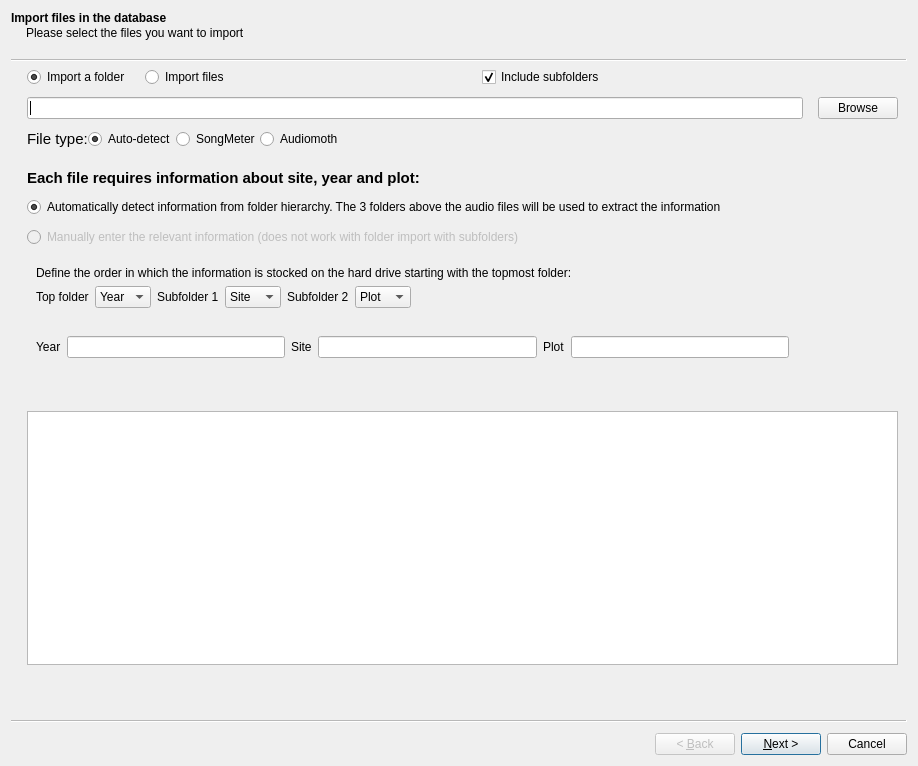
The window that src/gui/widgets/dbmanager/ui/fileimport.ui (Vin985/ecosongs) describes before a commit, drawn with Qt 5.
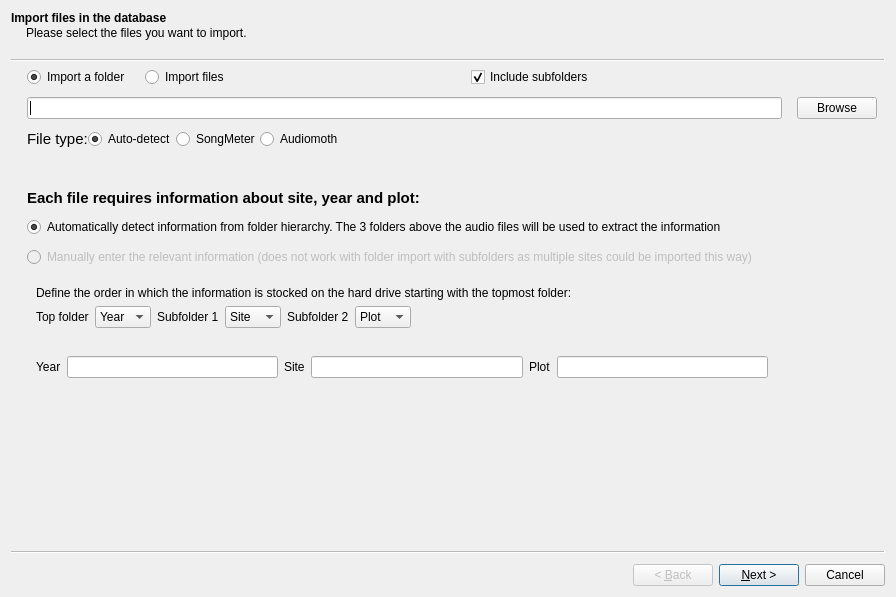
The same window after the commit.

Commit message: import wizard

The edit to the form file:
```diff
--- a/src/gui/widgets/dbmanager/ui/fileimport.ui
+++ b/src/gui/widgets/dbmanager/ui/fileimport.ui
@@ -6,8 +6,8 @@
    <rect>
     <x>0</x>
     <y>0</y>
-    <width>918</width>
-    <height>766</height>
+    <width>896</width>
+    <height>597</height>
    </rect>
   </property>
   <property name="windowTitle">
@@ -18,15 +18,15 @@
     <string>Import files in the database</string>
    </property>
    <property name="subTitle">
-    <string>Please select the files you want to import</string>
+    <string>Please select the files you want to import.</string>
    </property>
    <widget class="QWidget" name="layoutWidget">
     <property name="geometry">
      <rect>
       <x>0</x>
       <y>0</y>
-      <width>891</width>
-      <height>598</height>
+      <width>870</width>
+      <height>461</height>
      </rect>
     </property>
     <layout class="QGridLayout" name="gridLayout">
@@ -42,26 +42,10 @@
      <property name="verticalSpacing">
       <number>10</number>
      </property>
-     <item row="9" column="0" colspan="4">
-      <spacer name="verticalSpacer">
-       <property name="orientation">
-        <enum>Qt::Vertical</enum>
-       </property>
-       <property name="sizeType">
-        <enum>QSizePolicy::Fixed</enum>
-       </property>
-       <property name="sizeHint" stdset="0">
-        <size>
-         <width>20</width>
-         <height>10</height>
-        </size>
-       </property>
-      </spacer>
-     </item>
      <item row="1" column="0" colspan="3">
       <widget class="QLineEdit" name="input_src_path">
        <property name="sizePolicy">
-        <sizepolicy hsizetype="MinimumExpanding" vsizetype="Fixed">
+        <sizepolicy hsizetype="Preferred" vsizetype="Fixed">
          <horstretch>0</horstretch>
          <verstretch>0</verstretch>
         </sizepolicy>
@@ -93,9 +77,6 @@
        </attribute>
       </widget>
      </item>
-     <item row="11" column="0" colspan="4">
-      <widget class="QTextEdit" name="log_console"/>
-     </item>
      <item row="0" column="1">
       <widget class="QRadioButton" name="radio_file">
        <property name="sizePolicy">
@@ -134,29 +115,19 @@
        </property>
       </widget>
      </item>
-     <item row="0" column="2">
-      <widget class="QCheckBox" name="checkbox_subfolders">
-       <property name="sizePolicy">
-        <sizepolicy hsizetype="Minimum" vsizetype="Fixed">
-         <horstretch>0</horstretch>
-         <verstretch>0</verstretch>
-        </sizepolicy>
-       </property>
-       <property name="text">
-        <string>Include subfolders</string>
-       </property>
-       <property name="checked">
-        <bool>true</bool>
-       </property>
-      </widget>
-     </item>
      <item row="8" column="0" colspan="4">
       <widget class="QWidget" name="site_manual" native="true">
+       <property name="sizePolicy">
+        <sizepolicy hsizetype="Preferred" vsizetype="Maximum">
+         <horstretch>0</horstretch>
+         <verstretch>0</verstretch>
+        </sizepolicy>
+       </property>
        <layout class="QHBoxLayout" name="horizontalLayout">
         <item>
          <widget class="QLabel" name="label_8">
           <property name="sizePolicy">
-           <sizepolicy hsizetype="Maximum" vsizetype="Preferred">
+           <sizepolicy hsizetype="Maximum" vsizetype="Fixed">
             <horstretch>0</horstretch>
             <verstretch>0</verstretch>
            </sizepolicy>
@@ -179,7 +150,7 @@
         <item>
          <widget class="QLabel" name="label">
           <property name="sizePolicy">
-           <sizepolicy hsizetype="Maximum" vsizetype="Preferred">
+           <sizepolicy hsizetype="Maximum" vsizetype="Fixed">
             <horstretch>0</horstretch>
             <verstretch>0</verstretch>
            </sizepolicy>
@@ -202,7 +173,7 @@
         <item>
          <widget class="QLabel" name="label_4">
           <property name="sizePolicy">
-           <sizepolicy hsizetype="Maximum" vsizetype="Preferred">
+           <sizepolicy hsizetype="Maximum" vsizetype="Fixed">
             <horstretch>0</horstretch>
             <verstretch>0</verstretch>
            </sizepolicy>
@@ -241,22 +212,18 @@
        </layout>
       </widget>
      </item>
-     <item row="10" column="0" colspan="4">
-      <widget class="QLabel" name="lbl_status">
-       <property name="sizePolicy">
-        <sizepolicy hsizetype="Preferred" vsizetype="Fixed">
-         <horstretch>0</horstretch>
-         <verstretch>0</verstretch>
-        </sizepolicy>
-       </property>
-       <property name="text">
-        <string/>
-       </property>
-      </widget>
-     </item>
      <item row="7" column="0" colspan="4">
       <widget class="QWidget" name="site_auto" native="true">
+       <property name="sizePolicy">
+        <sizepolicy hsizetype="Preferred" vsizetype="Maximum">
+         <horstretch>0</horstretch>
+         <verstretch>0</verstretch>
+        </sizepolicy>
+       </property>
        <layout class="QGridLayout" name="gridLayout_2">
+        <property name="sizeConstraint">
+         <enum>QLayout::SetMinimumSize</enum>
+        </property>
         <property name="leftMargin">
          <number>9</number>
         </property>
@@ -269,10 +236,10 @@
         <property name="bottomMargin">
          <number>9</number>
         </property>
-        <item row="0" column="0">
+        <item row="1" column="0">
          <widget class="QLabel" name="label_2">
           <property name="sizePolicy">
-           <sizepolicy hsizetype="Maximum" vsizetype="Preferred">
+           <sizepolicy hsizetype="Maximum" vsizetype="Maximum">
             <horstretch>0</horstretch>
             <verstretch>0</verstretch>
            </sizepolicy>
@@ -282,12 +249,15 @@
           </property>
          </widget>
         </item>
-        <item row="1" column="0">
+        <item row="2" column="0">
          <layout class="QHBoxLayout" name="horizontalLayout_2">
+          <property name="sizeConstraint">
+           <enum>QLayout::SetMinimumSize</enum>
+          </property>
           <item>
            <widget class="QLabel" name="label_5">
             <property name="sizePolicy">
-             <sizepolicy hsizetype="Maximum" vsizetype="Preferred">
+             <sizepolicy hsizetype="Maximum" vsizetype="Fixed">
               <horstretch>0</horstretch>
               <verstretch>0</verstretch>
              </sizepolicy>
@@ -325,7 +295,7 @@
           <item>
            <widget class="QLabel" name="label_7">
             <property name="sizePolicy">
-             <sizepolicy hsizetype="Maximum" vsizetype="Preferred">
+             <sizepolicy hsizetype="Maximum" vsizetype="Fixed">
               <horstretch>0</horstretch>
               <verstretch>0</verstretch>
              </sizepolicy>
@@ -366,7 +336,7 @@
           <item>
            <widget class="QLabel" name="label_6">
             <property name="sizePolicy">
-             <sizepolicy hsizetype="Maximum" vsizetype="Preferred">
+             <sizepolicy hsizetype="Maximum" vsizetype="Fixed">
               <horstretch>0</horstretch>
               <verstretch>0</verstretch>
              </sizepolicy>
@@ -422,41 +392,30 @@
        </layout>
       </widget>
      </item>
-     <item row="6" column="0" colspan="4">
-      <layout class="QHBoxLayout" name="horizontalLayout_4">
-       <item>
-        <widget class="QRadioButton" name="radio_site_manual">
-         <property name="enabled">
-          <bool>false</bool>
-         </property>
-         <property name="text">
-          <string>Manually enter the relevant information (does not work with folder import with subfolders)</string>
-         </property>
-         <attribute name="buttonGroup">
-          <string notr="true">radio_site_info</string>
-         </attribute>
-        </widget>
-       </item>
-      </layout>
-     </item>
      <item row="3" column="0" colspan="4">
       <spacer name="verticalSpacer_2">
        <property name="orientation">
         <enum>Qt::Vertical</enum>
        </property>
        <property name="sizeType">
-        <enum>QSizePolicy::Fixed</enum>
+        <enum>QSizePolicy::Preferred</enum>
        </property>
        <property name="sizeHint" stdset="0">
         <size>
          <width>20</width>
-         <height>10</height>
+         <height>30</height>
         </size>
        </property>
       </spacer>
      </item>
      <item row="4" column="0" colspan="3">
       <widget class="QLabel" name="label_9">
+       <property name="sizePolicy">
+        <sizepolicy hsizetype="Preferred" vsizetype="Maximum">
+         <horstretch>0</horstretch>
+         <verstretch>0</verstretch>
+        </sizepolicy>
+       </property>
        <property name="font">
         <font>
          <pointsize>11</pointsize>
@@ -469,35 +428,63 @@
        </property>
       </widget>
      </item>
+     <item row="9" column="0" colspan="4">
+      <spacer name="verticalSpacer_3">
+       <property name="orientation">
+        <enum>Qt::Vertical</enum>
+       </property>
+       <property name="sizeType">
+        <enum>QSizePolicy::Expanding</enum>
+       </property>
+       <property name="sizeHint" stdset="0">
+        <size>
+         <width>20</width>
+         <height>40</height>
+        </size>
+       </property>
+      </spacer>
+     </item>
      <item row="5" column="0" colspan="4">
+      <widget class="QRadioButton" name="radio_site_auto">
+       <property name="sizePolicy">
+        <sizepolicy hsizetype="Maximum" vsizetype="Fixed">
+         <horstretch>0</horstretch>
+         <verstretch>0</verstretch>
+        </sizepolicy>
+       </property>
+       <property name="text">
+        <string>Automatically detect information from folder hierarchy. The 3 folders above the audio files will be used to extract the information</string>
+       </property>
+       <property name="checked">
+        <bool>true</bool>
+       </property>
+       <attribute name="buttonGroup">
+        <string notr="true">radio_site_info</string>
+       </attribute>
+      </widget>
+     </item>
+     <item row="6" column="0" colspan="4">
+      <widget class="QRadioButton" name="radio_site_manual">
+       <property name="enabled">
+        <bool>false</bool>
+       </property>
+       <property name="text">
+        <string>Manually enter the relevant information (does not work with folder import with subfolders as multiple sites could be imported this way)</string>
+       </property>
+       <attribute name="buttonGroup">
+        <string notr="true">radio_site_info</string>
+       </attribute>
+      </widget>
+     </item>
+     <item row="2" column="0" colspan="4">
       <layout class="QHBoxLayout" name="horizontalLayout_3">
-       <item>
-        <widget class="QRadioButton" name="radio_site_auto">
-         <property name="sizePolicy">
-          <sizepolicy hsizetype="Preferred" vsizetype="Fixed">
-           <horstretch>0</horstretch>
-           <verstretch>0</verstretch>
-          </sizepolicy>
-         </property>
-         <property name="text">
-          <string>Automatically detect information from folder hierarchy. The 3 folders above the audio files will be used to extract the information</string>
-         </property>
-         <property name="checked">
-          <bool>true</bool>
-         </property>
-         <attribute name="buttonGroup">
-          <string notr="true">radio_site_info</string>
-         </attribute>
-        </widget>
-       </item>
-      </layout>
-     </item>
-     <item row="2" column="0" colspan="2">
-      <layout class="QHBoxLayout" name="horizontalLayout_6">
+       <property name="spacing">
+        <number>0</number>
+       </property>
        <item>
         <widget class="QLabel" name="label_3">
          <property name="sizePolicy">
-          <sizepolicy hsizetype="Fixed" vsizetype="Preferred">
+          <sizepolicy hsizetype="Fixed" vsizetype="Fixed">
            <horstretch>0</horstretch>
            <verstretch>0</verstretch>
           </sizepolicy>
@@ -558,7 +545,7 @@
        <item>
         <widget class="QRadioButton" name="radio_type_am">
          <property name="sizePolicy">
-          <sizepolicy hsizetype="Preferred" vsizetype="Fixed">
+          <sizepolicy hsizetype="Maximum" vsizetype="Fixed">
            <horstretch>0</horstretch>
            <verstretch>0</verstretch>
           </sizepolicy>
@@ -571,14 +558,108 @@
          </attribute>
         </widget>
        </item>
+       <item>
+        <spacer name="horizontalSpacer_3">
+         <property name="orientation">
+          <enum>Qt::Horizontal</enum>
+         </property>
+         <property name="sizeHint" stdset="0">
+          <size>
+           <width>40</width>
+           <height>20</height>
+          </size>
+         </property>
+        </spacer>
+       </item>
       </layout>
      </item>
+     <item row="0" column="2" colspan="2">
+      <widget class="QCheckBox" name="checkbox_subfolders">
+       <property name="sizePolicy">
+        <sizepolicy hsizetype="Preferred" vsizetype="Fixed">
+         <horstretch>0</horstretch>
+         <verstretch>0</verstretch>
+        </sizepolicy>
+       </property>
+       <property name="text">
+        <string>Include subfolders</string>
+       </property>
+       <property name="checked">
+        <bool>true</bool>
+       </property>
+      </widget>
+     </item>
     </layout>
    </widget>
   </widget>
-  <widget class="QWizardPage" name="wizardPage2"/>
-  <widget class="QWizardPage" name="wizardPage"/>
-  <widget class="QWizardPage" name="wizardPage_2"/>
+  <widget class="QWizardPage" name="page2">
+   <property name="title">
+    <string>Review selected files</string>
+   </property>
+   <property name="subTitle">
+    <string>Here you can see what files have been selected and what information will be imported into the database</string>
+   </property>
+   <widget class="QWidget" name="gridLayoutWidget">
+    <property name="geometry">
+     <rect>
+      <x>0</x>
+      <y>0</y>
+      <width>891</width>
+      <height>541</height>
+     </rect>
+    </property>
+    <layout class="QGridLayout" name="gridLayout_3">
+     <item row="2" column="0">
+      <widget class="QTextEdit" name="log_console"/>
+     </item>
+     <item row="0" column="0">
+      <spacer name="verticalSpacer">
+       <property name="orientation">
+        <enum>Qt::Vertical</enum>
+       </property>
+       <property name="sizeType">
+        <enum>QSizePolicy::Fixed</enum>
+       </property>
+       <property name="sizeHint" stdset="0">
+        <size>
+         <width>20</width>
+         <height>10</height>
+        </size>
+       </property>
+      </spacer>
+     </item>
+     <item row="1" column="0">
+      <widget class="QLabel" name="lbl_status">
+       <property name="sizePolicy">
+        <sizepolicy hsizetype="Preferred" vsizetype="Fixed">
+         <horstretch>0</horstretch>
+         <verstretch>0</verstretch>
+        </sizepolicy>
+       </property>
+       <property name="text">
+        <string/>
+       </property>
+      </widget>
+     </item>
+    </layout>
+   </widget>
+  </widget>
+  <widget class="QWizardPage" name="page3">
+   <widget class="QPushButton" name="pushButton_2">
+    <property name="geometry">
+     <rect>
+      <x>470</x>
+      <y>250</y>
+      <width>80</width>
+      <height>26</height>
+     </rect>
+    </property>
+    <property name="text">
+     <string>PushButton</string>
+    </property>
+   </widget>
+  </widget>
+  <widget class="QWizardPage" name="page4"/>
  </widget>
  <resources/>
  <connections/>
```
Left out of the diff: 6 changed lines with no effect on the pictures. The commit also changes 8 other files.
